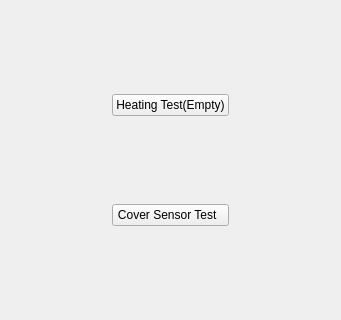
Qt form ServiceSW/Master/Components/Diagnostics/Forms/Oven.ui (Liyezhong/Master) before a commit.
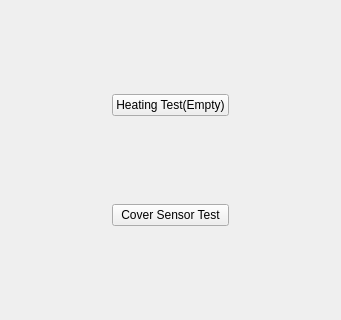
The same form after that commit.

Commit message: S&M: improve system tracking

Diff of the .ui file:
```diff
--- a/ServiceSW/Master/Components/Diagnostics/Forms/Oven.ui
+++ b/ServiceSW/Master/Components/Diagnostics/Forms/Oven.ui
@@ -76,7 +76,7 @@
    <item row="3" column="1">
     <widget class="QPushButton" name="testCoverSensor">
      <property name="text">
-      <string>Cover Sensor Test  </string>
+      <string>Cover Sensor Test</string>
      </property>
     </widget>
    </item>
```
The commit also changes 2 other files.
